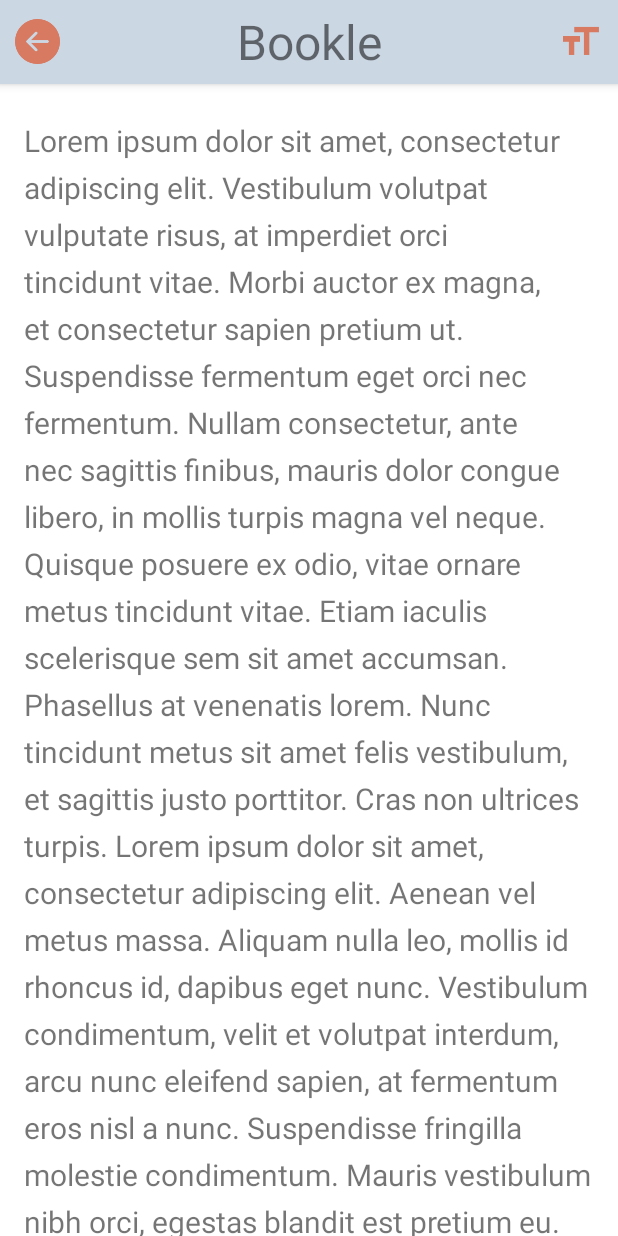
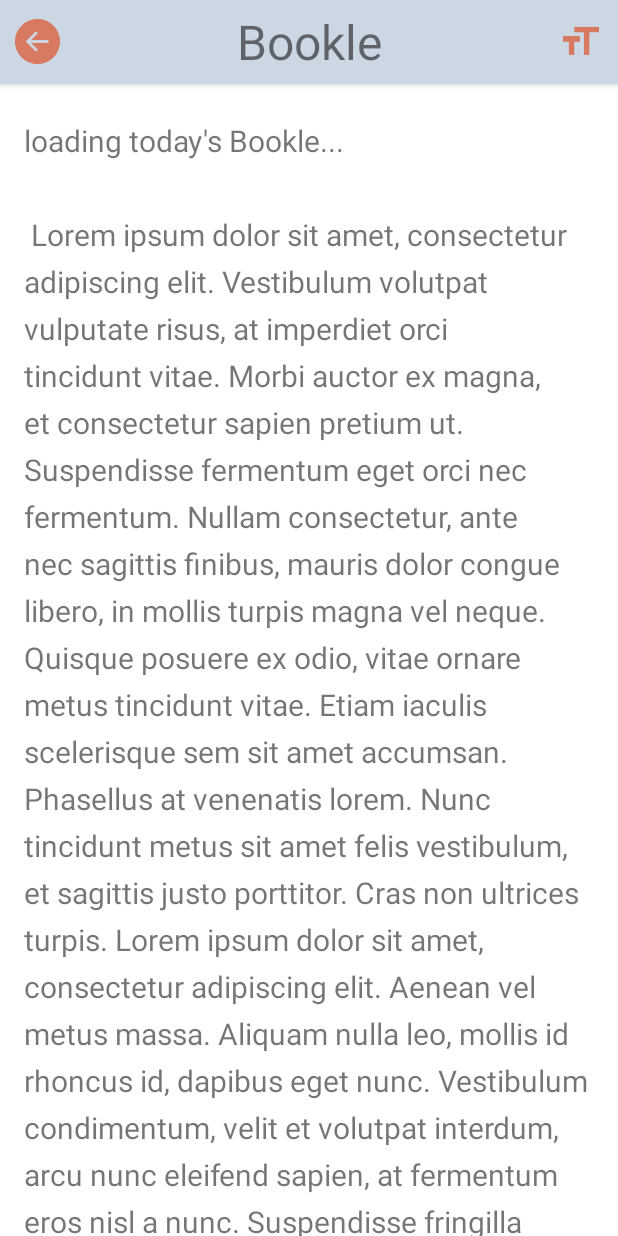
Before and after one commit to yibenson/Bookle, an Android app: the layout ereader.xml on its own in the app's theme, with its tools: preview values and no code run, on a phone screen of 412 x 824 dp. Run offline under Robolectric (Android 15) with nearby library versions, the phone set to English and light mode, and no system bars.

Commit message:
ereader date hardcoded

```diff
--- a/app/src/main/java/com/example/bookle/Reader.java
+++ b/app/src/main/java/com/example/bookle/Reader.java
@@ -61,6 +61,8 @@ public class Reader extends AppCompatActivity {
         if (today == "") {
             Log.e("date", "Error getting today's date");
         }
+        // FIXME: Ereader date hardcoded here so it doesn't break!
+        today = "04-27-2022";
 
         databaseReference = FirebaseDatabase.getInstance().getReference();
         databaseReference.child(today + "/text").get().addOnCompleteListener(task -> {
--- a/app/src/main/res/values/strings.xml
+++ b/app/src/main/res/values/strings.xml
@@ -1,6 +1,6 @@
 <resources>
     <string name="app_name">Bookle</string>
-    <string name="lorem_text">Lorem ipsum dolor sit amet, consectetur adipiscing elit. Vestibulum volutpat vulputate risus, at imperdiet orci tincidunt vitae. Morbi auctor ex magna, et consectetur sapien pretium ut. Suspendisse fermentum eget orci nec fermentum. Nullam consectetur, ante nec sagittis finibus, mauris dolor congue libero, in mollis turpis magna vel neque. Quisque posuere ex odio, vitae ornare metus tincidunt vitae. Etiam iaculis scelerisque sem sit amet accumsan. Phasellus at venenatis lorem. Nunc tincidunt metus sit amet felis vestibulum, et sagittis justo porttitor. Cras non ultrices turpis.
+    <string name="lorem_text">loading today\'s Bookle... \n \n Lorem ipsum dolor sit amet, consectetur adipiscing elit. Vestibulum volutpat vulputate risus, at imperdiet orci tincidunt vitae. Morbi auctor ex magna, et consectetur sapien pretium ut. Suspendisse fermentum eget orci nec fermentum. Nullam consectetur, ante nec sagittis finibus, mauris dolor congue libero, in mollis turpis magna vel neque. Quisque posuere ex odio, vitae ornare metus tincidunt vitae. Etiam iaculis scelerisque sem sit amet accumsan. Phasellus at venenatis lorem. Nunc tincidunt metus sit amet felis vestibulum, et sagittis justo porttitor. Cras non ultrices turpis.
 
 Lorem ipsum dolor sit amet, consectetur adipiscing elit. Aenean vel metus massa. Aliquam nulla leo, mollis id rhoncus id, dapibus eget nunc. Vestibulum condimentum, velit et volutpat interdum, arcu nunc eleifend sapien, at fermentum eros nisl a nunc. Suspendisse fringilla molestie condimentum. Mauris vestibulum nibh orci, egestas blandit est pretium eu. Maecenas accumsan, orci a aliquet mollis, tortor leo sodales dolor, ac viverra ex nulla non lacus. In viverra nec ante sed dapibus. Sed fermentum lobortis fringilla. Etiam nec justo id velit dignissim egestas interdum vitae metus. Vivamus suscipit, eros a faucibus interdum, velit sem pulvinar orci, quis sollicitudin felis sapien nec justo. Cras quis finibus urna.
 
```
